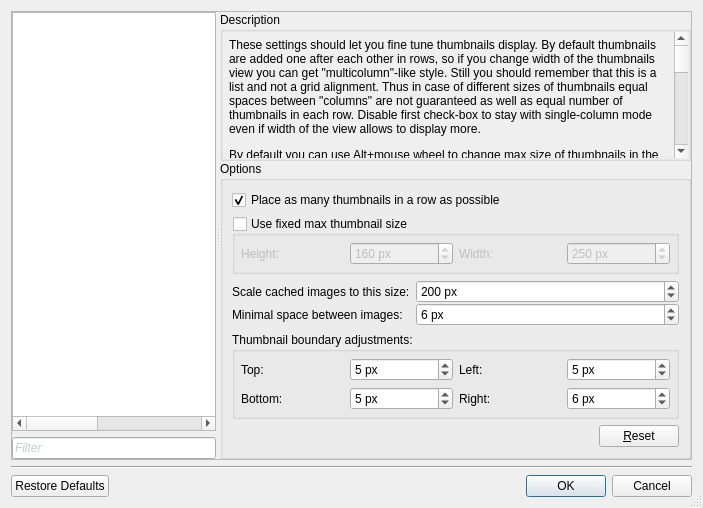
Before: the Qt Designer form ui/SettingsDialog.ui in ImageProcessing-ElectronicPublications/scantailor-deviant, drawn with Qt 5.
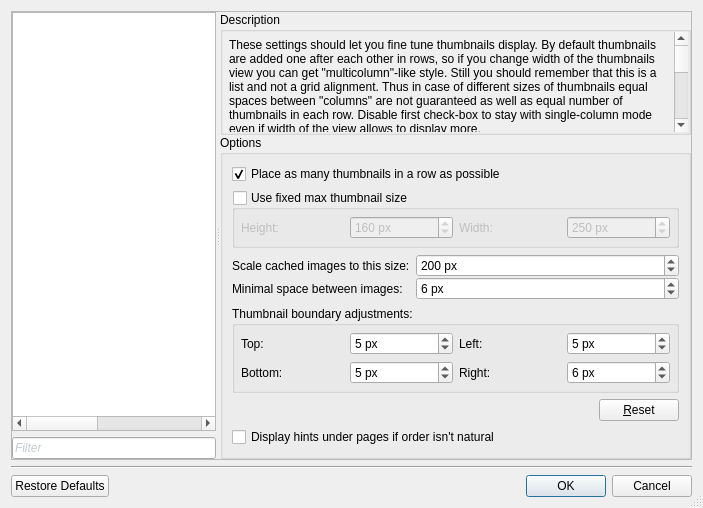
After: the same form once the commit is applied. The open tabs and pages were chosen to show the change. Custom widgets are drawn as their Qt base class.

Commit message: Hints in thumbnail list if has non-default order

The edit to the form file:
```diff
--- a/ui/SettingsDialog.ui
+++ b/ui/SettingsDialog.ui
@@ -620,8 +620,8 @@
                <rect>
                 <x>0</x>
                 <y>0</y>
-                <width>112</width>
-                <height>2646</height>
+                <width>427</width>
+                <height>674</height>
                </rect>
               </property>
               <layout class="QVBoxLayout" name="verticalLayout_83">
@@ -964,6 +964,13 @@
              </layout>
             </widget>
            </item>
+           <item>
+            <widget class="QCheckBox" name="cbOrderHints">
+             <property name="text">
+              <string>Display hints under pages if order isn't natural</string>
+             </property>
+            </widget>
+           </item>
           </layout>
          </widget>
         </item>
```
Left out of the diff: 22 changed lines with no effect on the pictures. The commit also changes 26 other files.
